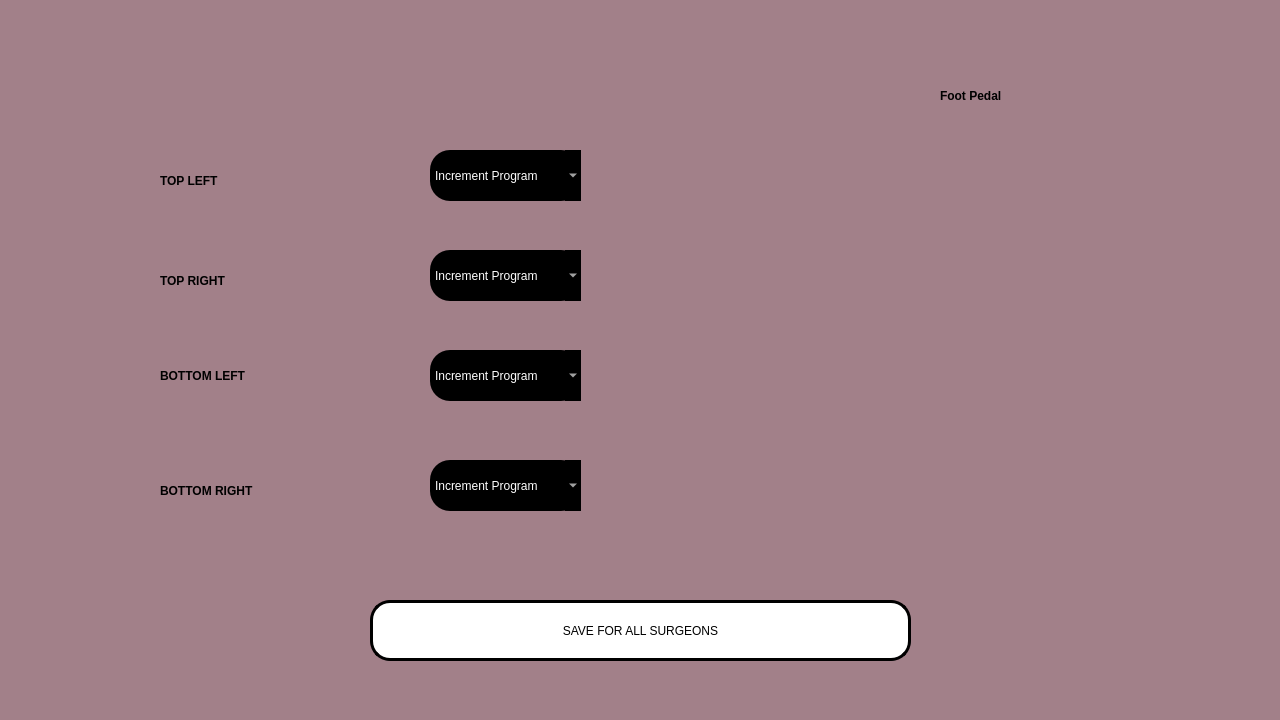
Before: the Qt Designer form footpedal.ui in RISWANAAAA/venturiphaco, drawn with Qt 5.
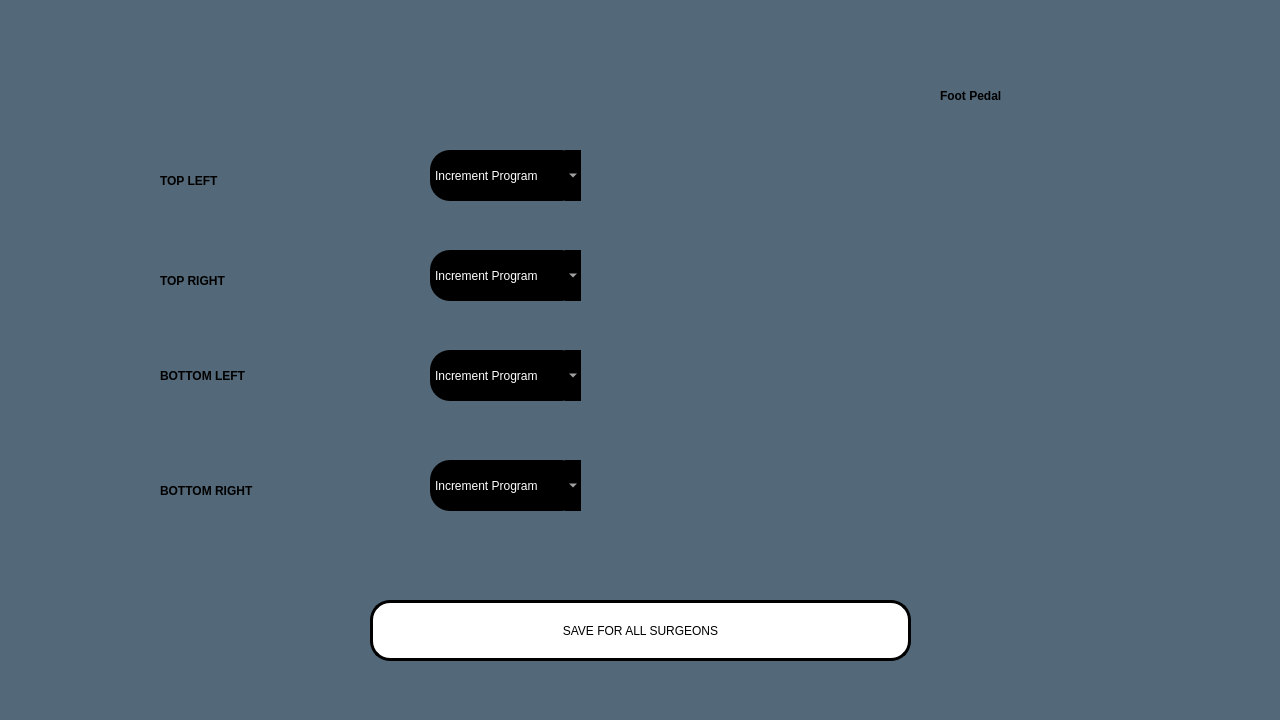
After: the same form once the commit is applied. Icons and pictures are not drawn.

Diff of the .ui file:
```diff
--- a/footpedal.ui
+++ b/footpedal.ui
@@ -14,7 +14,7 @@
    <string>Dialog</string>
   </property>
   <property name="styleSheet">
-   <string notr="true">background-color: rgb(162, 128, 137);</string>
+   <string notr="true">background-color:rgb(83, 104, 120);</string>
   </property>
   <widget class="QComboBox" name="right_footcom">
    <property name="geometry">
```
